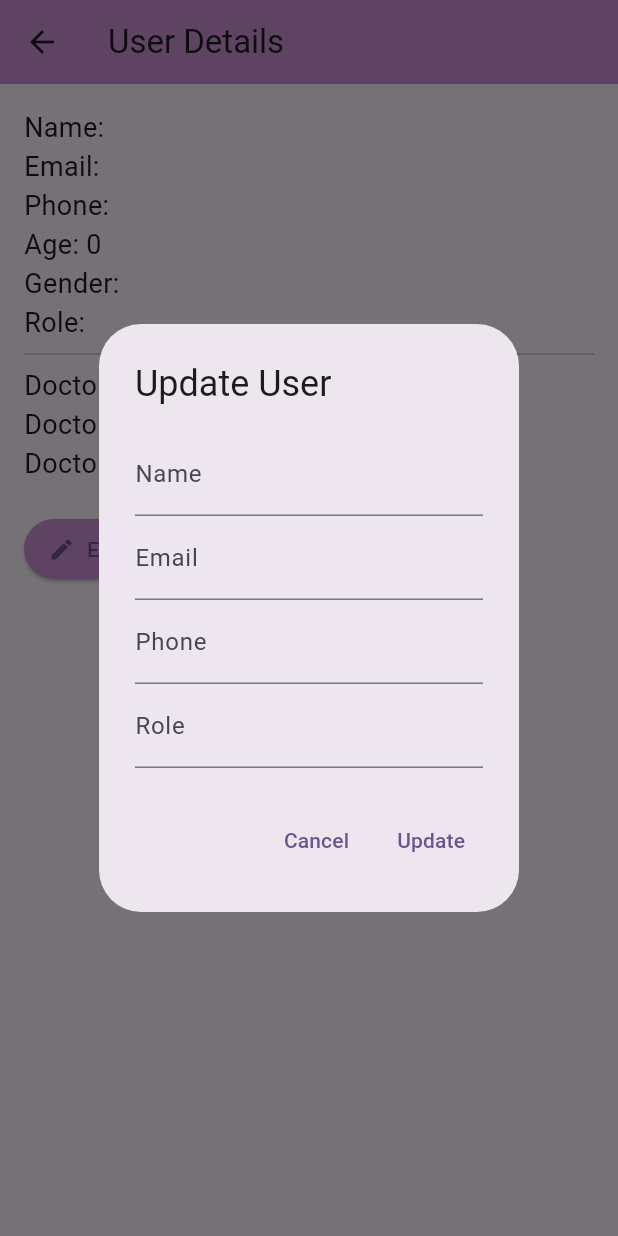
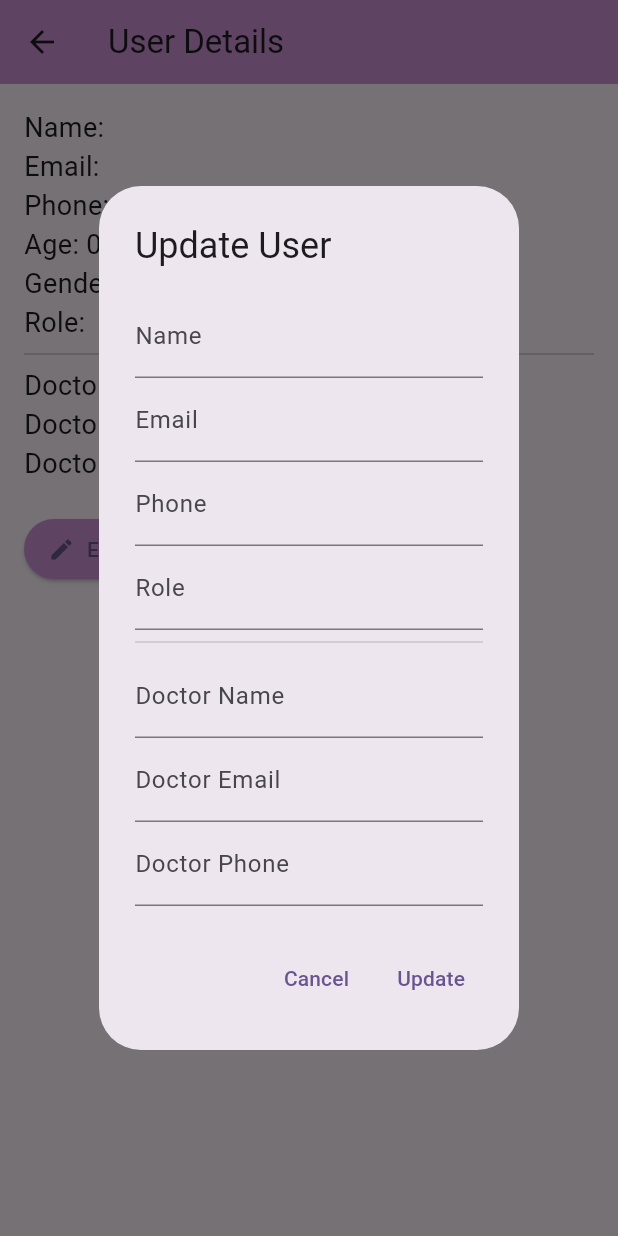
Before and after one commit to nellymururi/neurocare, a Flutter app: the UserDetailsPage screen opened directly with empty values, after a tap on "Edit", on a phone screen of 412 x 824 dp. Run offline on Flutter 3.47's test engine with Material 3 defaults, Android fonts, the light colour scheme and no system bars; our stand-ins replace cloud_firestore, firebase_auth, firebase_core, firebase_messaging, fl_chart, google_sign_in and 2 more; accounts and stored records are empty.

Commit message:
Admin Module Updated

```diff
--- a/mobileapp/neurocare/lib/admin_page.dart
+++ b/mobileapp/neurocare/lib/admin_page.dart
@@ -89,23 +89,49 @@ class RegisteredUsersTab extends StatelessWidget {
   }
 }
 
-class UserDetailsPage extends StatelessWidget {
+class UserDetailsPage extends StatefulWidget {
   final String userId;
 
   UserDetailsPage({required this.userId});
 
-  void _updateUser(
-    BuildContext context,
-    String currentName,
-    String currentEmail,
-    String currentPhone,
-    String currentRole,
-  ) {
-    final nameController = TextEditingController(text: currentName);
-    final emailController = TextEditingController(text: currentEmail);
-    final phoneController = TextEditingController(text: currentPhone);
-    final roleController = TextEditingController(text: currentRole);
+  @override
+  _UserDetailsPageState createState() => _UserDetailsPageState();
+}
 
+class _UserDetailsPageState extends State<UserDetailsPage> {
+  late Future<DocumentSnapshot> _userDetailsFuture;
+
+  @override
+  void initState() {
+    super.initState();
+    _userDetailsFuture = _fetchUserDetails();
+  }
+
+  Future<DocumentSnapshot> _fetchUserDetails() async {
+    return await FirebaseFirestore.instance
+        .collection('users')
+        .doc(widget.userId)
+        .get();
+  }
+
+  void _updateUser(Map<String, dynamic> currentData) {
+    // Initialize controllers with current values
+    final nameController =
+        TextEditingController(text: currentData['name'] ?? '');
+    final emailController =
+        TextEditingController(text: currentData['email'] ?? '');
+    final phoneController =
+        TextEditingController(text: currentData['phone'] ?? '');
+    final roleController =
+        TextEditingController(text: currentData['role'] ?? '');
+    final doctorNameController =
+        TextEditingController(text: currentData['doctorName'] ?? '');
+    final doctorEmailController =
+        TextEditingController(text: currentData['doctorEmail'] ?? '');
+    final doctorPhoneController =
+        TextEditingController(text: currentData['doctorPhone'] ?? '');
+
+    // Show dialog for editing user details
     showDialog(
       context: context,
       builder: (context) => AlertDialog(
@@ -129,6 +155,19 @@ class UserDetailsPage extends StatelessWidget {
                 controller: roleController,
                 decoration: const InputDecoration(labelText: "Role"),
               ),
+              const Divider(),
+              TextField(
+                controller: doctorNameController,
+                decoration: const InputDecoration(labelText: "Doctor Name"),
+              ),
+              TextField(
+                controller: doctorEmailController,
+                decoration: const InputDecoration(labelText: "Doctor Email"),
+              ),
+              TextField(
+                controller: doctorPhoneController,
+                decoration: const InputDecoration(labelText: "Doctor Phone"),
+              ),
             ],
           ),
         ),
@@ -139,24 +178,48 @@ class UserDetailsPage extends StatelessWidget {
           ),
           TextButton(
             onPressed: () async {
-              final name = nameController.text.trim();
-              final email = emailController.text.trim();
-              final phone = phoneController.text.trim();
-              final role = roleController.text.trim();
-              if (name.isNotEmpty &&
-                  email.isNotEmpty &&
-                  phone.isNotEmpty &&
-                  role.isNotEmpty) {
+              // Fetch updated values
+              final updatedData = {
+                'name': nameController.text.trim(),
+                'email': emailController.text.trim(),
+                'phone': phoneController.text.trim(),
+                'role': roleController.text.trim(),
+                'doctorName': doctorNameController.text.trim(),
+                'doctorEmail': doctorEmailController.text.trim(),
+                'doctorPhone': doctorPhoneController.text.trim(),
+              };
+
+              // Validate non-empty fields
+              if (updatedData.values.any((value) => value.isEmpty)) {
+                ScaffoldMessenger.of(context).showSnackBar(
+                  const SnackBar(content: Text("Please fill in all fields.")),
+                );
+                return;
+              }
+
+              try {
+                // Perform Firestore update
                 await FirebaseFirestore.instance
                     .collection('users')
-                    .doc(userId)
-                    .update({
-                  'name': name,
-                  'email': email,
-                  'phone': phone,
-                  'role': role,
+                    .doc(widget.userId)
+                    .update(updatedData);
+
+                ScaffoldMessenger.of(context).showSnackBar(
+                  const SnackBar(content: Text("User updated successfully.")),
+                );
+
+                // Re-fetch updated data and refresh the UI
+                setState(() {
+                  _userDetailsFuture = _fetchUserDetails();
                 });
-                Navigator.pop(context);
+
+                Navigator.pop(context); // Close dialog
+              } catch (e) {
+                // Log and display error
+                print("Error updating user: $e");
+                ScaffoldMessenger.of(context).showSnackBar(
+                  const SnackBar(content: Text("Failed to update user.")),
+                );
               }
             },
             child: const Text("Update"),
@@ -167,8 +230,21 @@ class UserDetailsPage extends StatelessWidget {
   }
 
   void _deleteUser(BuildContext context) async {
-    await FirebaseFirestore.instance.collection('users').doc(userId).delete();
-    Navigator.pop(context);
+    try {
+      await FirebaseFirestore.instance
+          .collection('users')
+          .doc(widget.userId)
+          .delete();
+      ScaffoldMessenger.of(context).showSnackBar(
+        const SnackBar(content: Text("User deleted successfully.")),
+      );
+      Navigator.pop(context);
+    } catch (e) {
+      print("Error deleting user: $e");
+      ScaffoldMessenger.of(context).showSnackBar(
+        const SnackBar(content: Text("Failed to delete user.")),
+      );
+    }
   }
 
   @override
@@ -179,8 +255,7 @@ class UserDetailsPage extends StatelessWidget {
         backgroundColor: Colors.purple[200],
       ),
       body: FutureBuilder<DocumentSnapshot>(
-        future:
-            FirebaseFirestore.instance.collection('users').doc(userId).get(),
+        future: _userDetailsFuture,
         builder: (context, snapshot) {
           if (snapshot.connectionState == ConnectionState.waiting) {
             return const Center(child: CircularProgressIndicator());
@@ -216,13 +291,7 @@ class UserDetailsPage extends StatelessWidget {
                 Row(
                   children: [
                     ElevatedButton.icon(
-                      onPressed: () => _updateUser(
-                        context,
-                        data?['name'] ?? 'N/A',
-                        data?['email'] ?? 'N/A',
-                        data?['phone'] ?? 'N/A',
-                        data?['role'] ?? 'N/A',
-                      ),
+                      onPressed: () => _updateUser(data ?? {}),
                       icon: const Icon(Icons.edit),
                       label: const Text("Edit"),
                       style: ElevatedButton.styleFrom(
```
